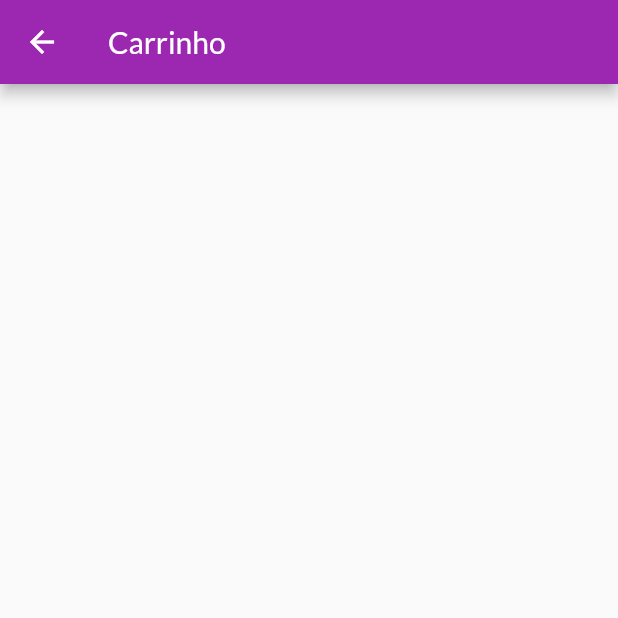
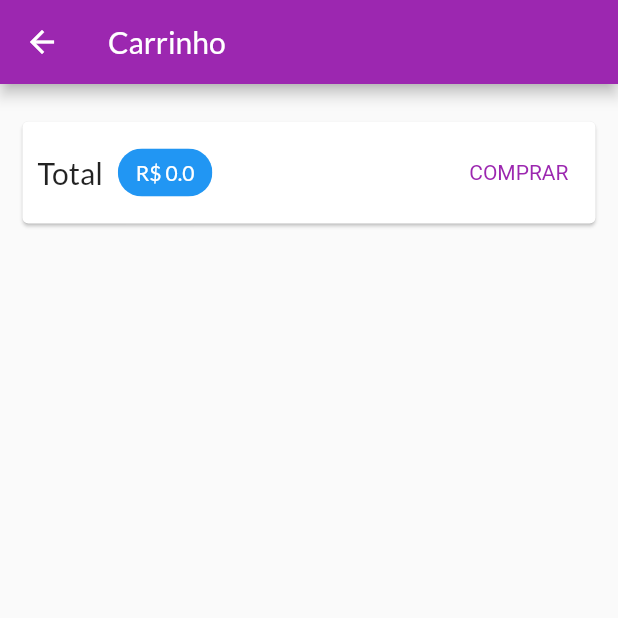
Before and after one commit to LimaNathan/shop, a Flutter app: the CartPage screen opened by its route, on a phone screen of 412 x 824 dp, the top half of it. Run offline on Flutter 3.47's test engine with Material 2 defaults, Android fonts, the phone set to English and light mode, and no system bars; network calls fail.

Commit message:
Iniciado o carrinho de compras

```diff
--- a/lib/components/product_item.dart
+++ b/lib/components/product_item.dart
@@ -33,7 +33,7 @@ class ProductItem extends StatelessWidget {
             builder: (context, product, _) => IconButton(
               color: Colors.deepOrange,
               onPressed: () {
-                product.togglefavorite();
+                product.togglefavorite;
               },
               icon: Icon(
                 product.isFavorite ? Icons.favorite : Icons.favorite_border,
@@ -47,7 +47,6 @@ class ProductItem extends StatelessWidget {
           trailing: IconButton(
             onPressed: () {
               cart.addItem(product);
-
             },
             icon: const Icon(Icons.shopping_cart),
             color: Colors.deepOrange,
--- a/lib/pages/cart_page.dart
+++ b/lib/pages/cart_page.dart
@@ -1,12 +1,64 @@
 import 'package:flutter/material.dart';
+import 'package:provider/provider.dart';
+import 'package:shop/components/cart_item.dart';
+import 'package:shop/models/cart.dart';
 
 class CartPage extends StatelessWidget {
   const CartPage({Key? key}) : super(key: key);
 
   @override
   Widget build(BuildContext context) {
+    final Cart cart = Provider.of(context);
+    final items = cart.items.values.toList();
     return Scaffold(
       appBar: AppBar(title: const Text("Carrinho")),
+      body: Column(
+        children: [
+          Card(
+            margin: const EdgeInsets.symmetric(horizontal: 15, vertical: 25),
+            child: Padding(
+              padding: const EdgeInsets.all(10),
+              child: Row(
+                mainAxisAlignment: MainAxisAlignment.spaceBetween,
+                children: [
+                  const Text(
+                    'Total',
+                    style: TextStyle(fontSize: 20),
+                  ),
+                  const SizedBox(width: 10),
+                  Chip(
+                    backgroundColor: Theme.of(context).primaryColor,
+                    label: Text(
+                      'R\$ ${cart.totalAmount}',
+                      style: TextStyle(
+                        color:
+                            Theme.of(context).primaryTextTheme.headline6?.color,
+                      ),
+                    ),
+                  ),
+                  const Spacer(),
+                  TextButton(
+                    onPressed: () {},
+                    child: const Text('COMPRAR'),
+                    style: TextButton.styleFrom(
+                      textStyle:
+                          TextStyle(color: Theme.of(context).primaryColor),
+                    ),
+                  )
+                ],
+              ),
+            ),
+          ),
+          Expanded(
+            child: ListView.builder(
+              itemCount: items.length,
+              itemBuilder: (ctx, index) => CartItemWidget(
+                items[index],
+              ),
+            ),
+          )
+        ],
+      ),
     );
   }
 }
```
Also changed, not shown: lib/components/cart_item.dart (added, +52 -0 lines), lib/pages/products_overview_page.dart (+9 -7 lines).
